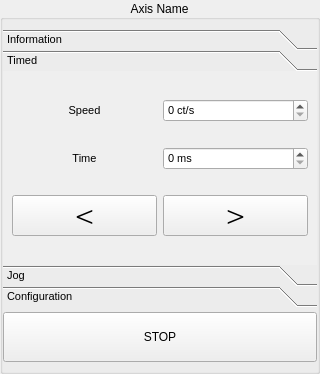
First picture: the form in views/axis_manual_control.ui, repository luis-banuelos-chacon/trolleyTester, before the edit.
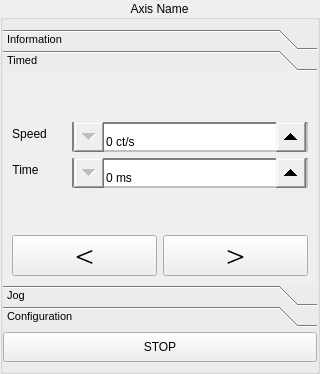
Second picture: the form after the edit. The open tabs and pages were chosen to show the change.

Commit message: Bigger controls

Diff of the .ui file:
```diff
--- a/views/axis_manual_control.ui
+++ b/views/axis_manual_control.ui
@@ -20,9 +20,23 @@
    <item row="0" column="0">
     <widget class="QGroupBox" name="mainBox">
      <property name="styleSheet">
-      <string notr="true">QSpinBox { qproperty-maximum: 1000000 }
-QSpinBox { qproperty-minimum: 0 }
-QSpinBox { qproperty-singleStep: 1 }</string>
+      <string notr="true">QSpinBox { 
+	qproperty-maximum: 1000000;
+	qproperty-minimum: 0;
+	qproperty-singleStep: 1;
+	border: 2px inset grey;
+	padding-top: 10px;
+}
+QSpinBox::up-button {
+	subcontrol-position: right;
+	width: 30px;
+	height: 30px;
+}
+QSpinBox::down-button {
+	subcontrol-position: left;
+	width: 30px;
+	height: 30px;
+}</string>
      </property>
      <property name="title">
       <string>Axis Name</string>
@@ -141,14 +155,31 @@
           <rect>
            <x>0</x>
            <y>0</y>
-           <width>294</width>
-           <height>165</height>
+           <width>312</width>
+           <height>203</height>
           </rect>
          </property>
          <attribute name="label">
           <string>Timed</string>
          </attribute>
          <layout class="QGridLayout" name="gridLayout_2">
+          <property name="sizeConstraint">
+           <enum>QLayout::SetMaximumSize</enum>
+          </property>
+          <item row="0" column="0" colspan="2">
+           <layout class="QFormLayout" name="formLayout">
+            <property name="fieldGrowthPolicy">
+             <enum>QFormLayout::AllNonFixedFieldsGrow</enum>
+            </property>
+            <property name="labelAlignment">
+             <set>Qt::AlignLeading|Qt::AlignLeft|Qt::AlignVCenter</set>
+            </property>
+            <property name="formAlignment">
+             <set>Qt::AlignLeading|Qt::AlignLeft|Qt::AlignVCenter</set>
+            </property>
+            <property name="horizontalSpacing">
+             <number>25</number>
+            </property>
           <item row="0" column="0">
            <widget class="QLabel" name="speedLabel">
             <property name="text">
@@ -161,6 +192,12 @@
           </item>
           <item row="0" column="1">
            <widget class="QSpinBox" name="speedSpinBox">
+              <property name="sizePolicy">
+               <sizepolicy hsizetype="Minimum" vsizetype="Fixed">
+                <horstretch>0</horstretch>
+                <verstretch>0</verstretch>
+               </sizepolicy>
+              </property>
             <property name="suffix">
              <string> ct/s</string>
             </property>
@@ -181,6 +218,12 @@
           </item>
           <item row="1" column="1">
            <widget class="QSpinBox" name="timeSpinBox">
+              <property name="sizePolicy">
+               <sizepolicy hsizetype="Minimum" vsizetype="Fixed">
+                <horstretch>0</horstretch>
+                <verstretch>0</verstretch>
+               </sizepolicy>
+              </property>
             <property name="specialValueText">
              <string/>
             </property>
@@ -189,7 +232,9 @@
             </property>
            </widget>
           </item>
-          <item row="2" column="0">
+           </layout>
+          </item>
+          <item row="1" column="0">
            <widget class="QPushButton" name="timedMinusButton">
             <property name="minimumSize">
              <size>
@@ -208,7 +253,7 @@
             </property>
            </widget>
           </item>
-          <item row="2" column="1">
+          <item row="1" column="1">
            <widget class="QPushButton" name="timedPlusButton">
             <property name="minimumSize">
              <size>
@@ -371,7 +416,7 @@
         <property name="minimumSize">
          <size>
           <width>0</width>
-          <height>50</height>
+          <height>30</height>
          </size>
         </property>
         <property name="text">
```
Left out of the diff: 12 changed lines with no effect on the pictures. Lines whose indentation alone changed are shown as unchanged.
